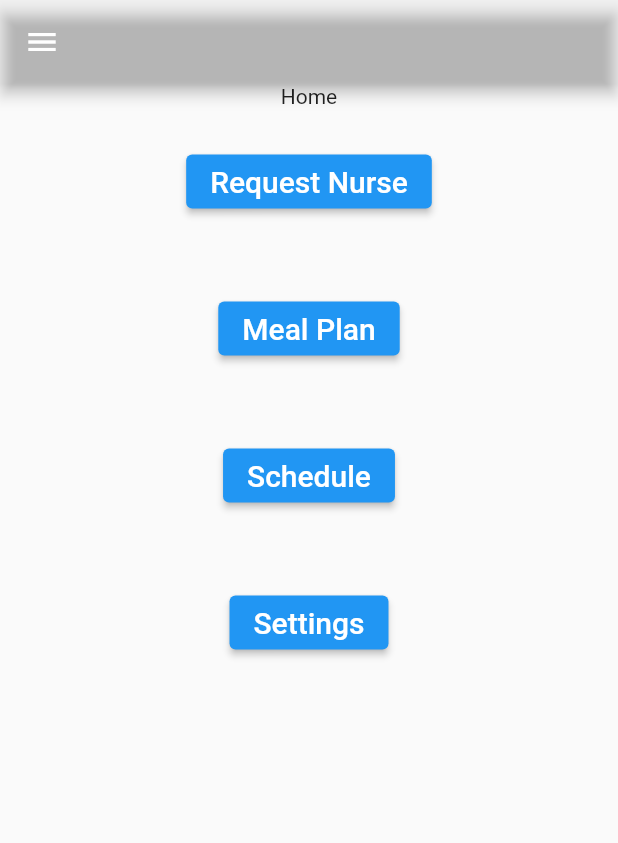
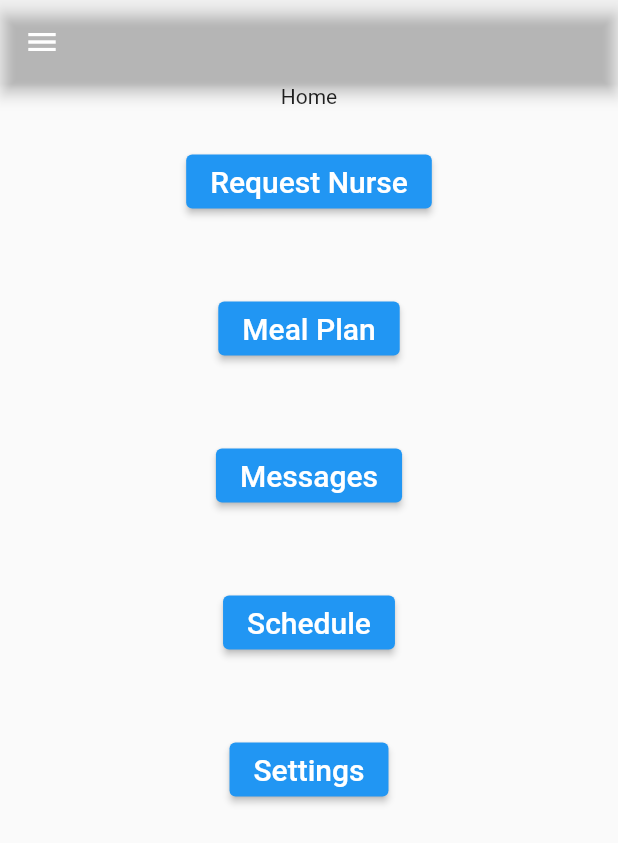
Before and after one commit to iilimit/RetirementHomeApp, a Flutter app: the screen it shows after launch, on a phone screen of 412 x 824 dp. Shown: the top 843 px of the screen. Run offline on Flutter 3.47's test engine with Material 2 defaults, Android fonts, the phone set to English and light mode, and no system bars.

Commit message:
Added message buttons

```diff
--- a/lib/home/home_widget.dart
+++ b/lib/home/home_widget.dart
@@ -75,6 +75,14 @@ class _MyHomePageState extends State<MyHomePage> {
                     },
                   ),
                   ListTile(
+                    title: const Text('Messages'),
+                    onTap: () {
+                      // Update the state of the app
+                      // ...
+                      // Then close the drawer
+                    },
+                  ),
+                  ListTile(
                     title: const Text('Schedule'),
                     onTap: () {
                       // Update the state of the app
@@ -124,6 +132,16 @@ class _MyHomePageState extends State<MyHomePage> {
                   child: ElevatedButton(
                     child: const Text(
                       'Meal Plan',
+                      style: TextStyle(fontSize: 20.0),
+                    ),
+                    onPressed: () {},
+                  ),
+                ),
+                Container(
+                  margin: const EdgeInsets.all(25),
+                  child: ElevatedButton(
+                    child: const Text(
+                      'Messages',
                       style: TextStyle(fontSize: 20.0),
                     ),
                     onPressed: () {},
```
